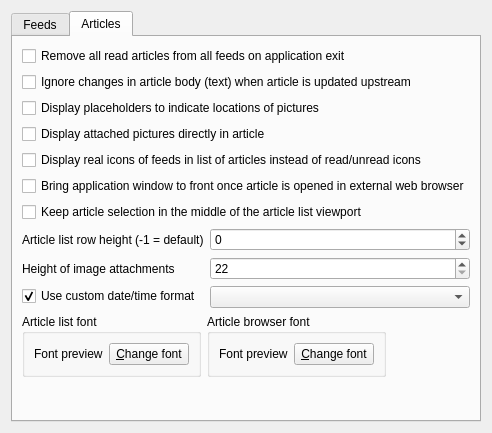
Qt form src/librssguard/gui/settings/settingsfeedsmessages.ui (norbusan/rssguard-debian) before a commit.
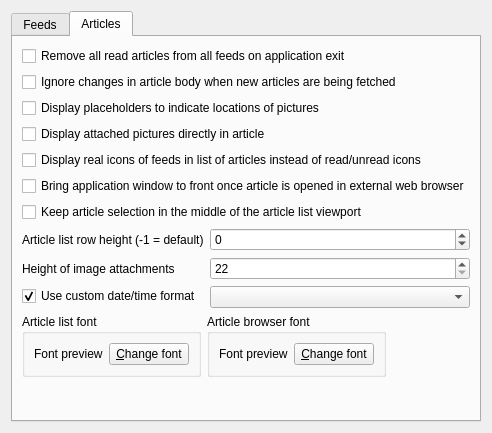
The same form after that commit. The open tabs and pages were chosen to show the change. Custom widgets are drawn as their Qt base class.

Commit message: New upstream version 4.0.4+dfsg

The edit to the form file:
```diff
--- a/src/librssguard/gui/settings/settingsfeedsmessages.ui
+++ b/src/librssguard/gui/settings/settingsfeedsmessages.ui
@@ -460,7 +460,7 @@
        <item row="1" column="0" colspan="2">
         <widget class="QCheckBox" name="m_cmbIgnoreContentsChanges">
          <property name="text">
-          <string>Ignore changes in article body (text) when article is updated upstream</string>
+          <string>Ignore changes in article body when new articles are being fetched</string>
          </property>
         </widget>
        </item>
```
Left out of the diff: 2 changed lines with no effect on the pictures. The commit also changes 48 other files.
